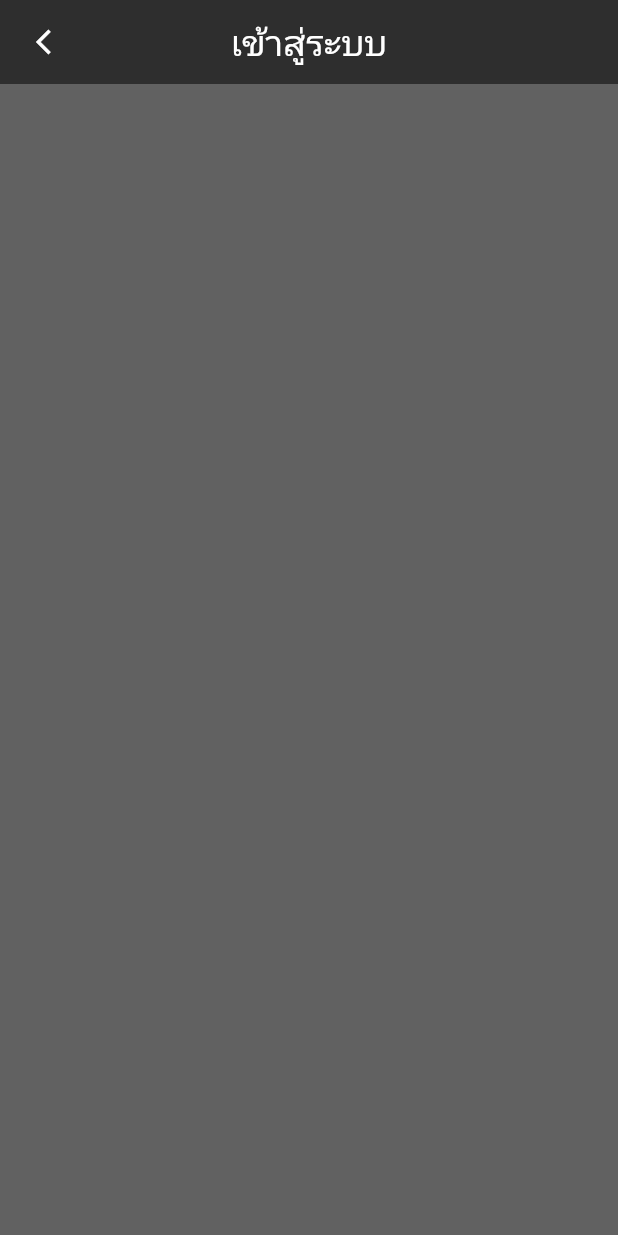
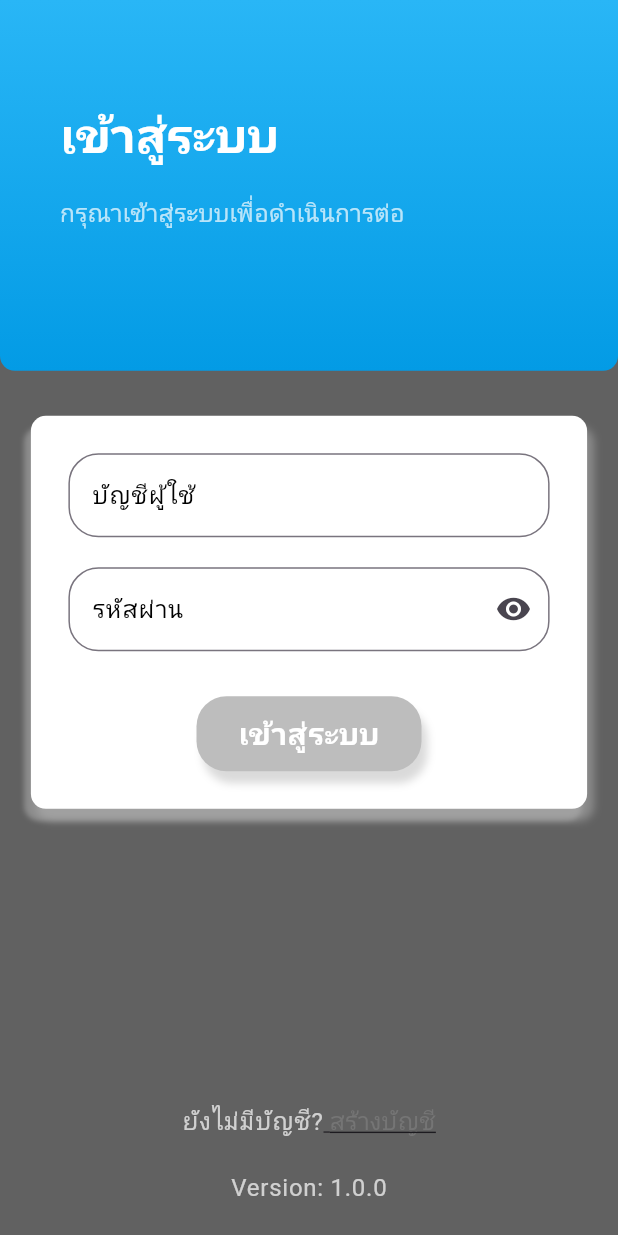
Before and after one commit to jaturonsangsiri/CaloriesBuddy, a Flutter app: the LoginPage screen opened directly, on a phone screen of 412 x 824 dp. Run offline on Flutter 3.47's test engine with Material 3 defaults, Android fonts, the phone set to English and light mode, and no system bars; our stand-ins replace awesome_snackbar_content, cached_network_image, dio, equatable, flutter_bloc, image_picker and 1 more; accounts and stored records are empty.

Commit message:
add user role and login route change

```diff
--- a/lib/app.dart
+++ b/lib/app.dart
@@ -1,3 +1,4 @@
+import 'package:calories_buddy/pages/login_page.dart';
 import 'package:flutter/material.dart';
 import 'package:flutter_bloc/flutter_bloc.dart';
 import 'package:calories_buddy/bloc/theme/theme_bloc.dart';
@@ -12,7 +13,7 @@ class App extends StatelessWidget {
   @override
   Widget build(BuildContext context) {
     // เรียกใช้เช็คขนาดหน้าจอเพื่อปรับ UI ตาม
-    Responsive.init(context);
+    Responsive().init(context);
 
     return BlocBuilder<ThemeBloc, ThemeState>(
       builder: (context, themeState) {
@@ -81,7 +82,7 @@ class App extends StatelessWidget {
           },
           //initialRoute: '/foodDetail',
           //routes: custom_route.Routes.getAll(),
-          home: HomePage(),
+          home: LoginPage(),
         );
       },
     );
--- a/lib/bloc/food/food_bloc.dart
+++ b/lib/bloc/food/food_bloc.dart
@@ -1,4 +1,3 @@
-import 'package:calories_buddy/models/food/food_response.dart';
 import 'package:calories_buddy/services/api_service.dart';
 import 'package:flutter_bloc/flutter_bloc.dart';
 import 'package:equatable/equatable.dart';
--- /dev/null
+++ b/lib/configs/version.dart
@@ -0,0 +1,5 @@
+class Versions {
+  static const String version = '1.0.0';
+  static const String description = 'Support for legacy machines';
+  static const String author = 'FangLy';
+}
--- a/lib/pages/login_page.dart
+++ b/lib/pages/login_page.dart
@@ -1,21 +1,134 @@
+import 'dart:math' as math;
+
+import 'package:calories_buddy/configs/version.dart';
+import 'package:calories_buddy/pages/register_page.dart';
+import 'package:calories_buddy/widgets/login/input.dart';
 import 'package:flutter/material.dart';
-import 'package:calories_buddy/widgets/system_widget_custom.dart';
 
 class LoginPage extends StatelessWidget {
   const LoginPage({super.key});
 
   @override
   Widget build(BuildContext context) {
-    Systemwidgetcustom systemwidgetcustom = Systemwidgetcustom();
     return Scaffold(
-      appBar: systemwidgetcustom.appBarCustom(context, 'เข้าสู่ระบบ', null, null),
-      body: Padding(
-        padding: const EdgeInsets.only(left: 15,right: 15,top: 20,bottom: 20),
-        child: Column(
-          crossAxisAlignment: CrossAxisAlignment.center,
-          children: [
-            //Circu
-          ],
+      body: SafeArea(
+        child: LayoutBuilder(
+          builder: (context, constraints) {
+            return SingleChildScrollView(
+              padding: EdgeInsets.only(bottom: MediaQuery.of(context).viewInsets.bottom),
+              child: ConstrainedBox(
+                constraints: BoxConstraints(minHeight: constraints.maxHeight),
+                child: IntrinsicHeight(
+                  child: Column(
+                    children: [
+                      // ส่วนหัว
+                      Container(
+                        height: MediaQuery.of(context).size.height * 0.30,
+                        width: double.infinity,
+                        decoration: BoxDecoration(
+                          gradient: LinearGradient(
+                            begin: Alignment.topCenter,
+                            end: Alignment.bottomCenter,
+                            colors: [
+                              Colors.lightBlue.shade400,
+                              Colors.lightBlue.shade600,
+                            ], // เพิ่มสีที่ 2 ให้ gradient
+                          ),
+                          borderRadius: const BorderRadius.only(
+                            bottomLeft: Radius.circular(10),
+                            bottomRight: Radius.circular(10),
+                          ),
+                        ),
+                        child: Padding(
+                          padding: const EdgeInsets.only(top: 70, left: 40),
+                          child: Column(
+                            crossAxisAlignment: CrossAxisAlignment.start,
+                            children: [
+                              Text(
+                                'เข้าสู่ระบบ',
+                                style: Theme.of(context).textTheme.headlineLarge?.copyWith(
+                                  color: Colors.white,
+                                  fontWeight: FontWeight.bold,
+                                ),
+                              ),
+                              const SizedBox(height: 20),
+                              Text(
+                                'กรุณาเข้าสู่ระบบเพื่อดำเนินการต่อ',
+                                style: Theme.of(context).textTheme.titleMedium?.copyWith(
+                                  color: Colors.white70,
+                                ),
+                              ),
+                            ],
+                          ),
+                        ),
+                      ),
+
+                      // ฟอร์ม
+                      Container(
+                        padding: const EdgeInsets.all(25),
+                        margin: const EdgeInsets.symmetric(vertical: 30),
+                        width: math.min(400, MediaQuery.of(context).size.width * 0.9),
+                        decoration: BoxDecoration(
+                          color: Colors.white,
+                          borderRadius: BorderRadius.circular(10),
+                          boxShadow: [
+                            BoxShadow(
+                              color: const Color.fromRGBO(181, 181, 181, 0.5),
+                              blurRadius: 4,
+                              offset: const Offset(4, 8)
+                            ),
+                            BoxShadow(
+                              color: const Color.fromRGBO(181, 181, 181, 0.5),
+                              blurRadius: 2,
+                              offset: const Offset(-4, 8)
+                            )
+                          ],
+                        ),
+                        child: const LoginForm(), // ตรวจสอบว่า LoginForm() มีอยู่จริง
+                      ),
+
+                      const Spacer(), // ดัน footer ไปด้านล่าง
+
+                      // ลิงก์ + เวอร์ชัน
+                      Column(
+                        children: [
+                          Row(
+                            mainAxisAlignment: MainAxisAlignment.center,
+                            children: [
+                              Text(
+                                'ยังไม่มีบัญชี?',
+                                style: Theme.of(context).textTheme.bodyLarge,
+                              ),
+                              GestureDetector(
+                                onTap: () => Navigator.push(
+                                  context,
+                                  MaterialPageRoute(builder: (_) => const RegisterPage())
+                                ),
+                                child: Text(
+                                  ' สร้างบัญชี',
+                                  style: TextStyle(
+                                    fontSize: 16,
+                                    color: Colors.grey.shade600,
+                                    decoration: TextDecoration.underline,
+                                  ),
+                                ),
+                              ),
+                            ],
+                          ),
+                          const SizedBox(height: 20),
+                          Text(
+                            'Version: ${Versions.version}',
+                            style: Theme.of(context).textTheme.bodyLarge,
+                          ),
+                          const SizedBox(height: 20),
+                        ],
+                      ),
+                    ],
+                  ),
+                ),
+              ),
+            );
+          },
         ),
       ),
     );
--- a/lib/pages/notification_page.dart
+++ b/lib/pages/notification_page.dart
@@ -103,7 +103,7 @@ class _NotificationPageState extends State<NotificationPage> with SingleTickerPr
       child: Scaffold(
         appBar: systemwidgetcustom.appBarCustom(context, 'แจ้งเตือน', [
             IconButton(
-              icon: Icon(Icons.done_all, color: Colors.white, size: Responsive.isTablet ? 35 : 25),
+              icon: Icon(Icons.done_all, color: Colors.white, size: Responsive().isTablet ? 35 : 25),
               onPressed: unreadNotifications.isNotEmpty ? _markAllAsRead : null,
               tooltip: 'อ่านทั้งหมด',
             ),
@@ -121,7 +121,7 @@ class _NotificationPageState extends State<NotificationPage> with SingleTickerPr
                     indicator: BoxDecoration(color: themeState.themeApp? Colors.black45 : Colors.blueGrey[700],  borderRadius: BorderRadius.circular(4), border: Border.all(color: greyOne, width: 1)),
                     labelColor: Colors.white70,
                     unselectedLabelColor: themeState.themeApp? Colors.white : Colors.white54,
-                    labelStyle:  Responsive.isTablet ? TextTheme.of(context).titleLarge : TextTheme.of(context).titleMedium,
+                    labelStyle:  Responsive().isTablet ? TextTheme.of(context).titleLarge : TextTheme.of(context).titleMedium,
                     tabs: [
                       Tab(
                         child: Row(
--- /dev/null
+++ b/lib/widgets/login/input.dart
@@ -0,0 +1,158 @@
+import 'package:awesome_snackbar_content/awesome_snackbar_content.dart';
+import 'package:calories_buddy/contants/contants.dart';
+import 'package:calories_buddy/services/api_service.dart';
+import 'package:calories_buddy/widgets/system_widget_custom.dart';
+import 'package:calories_buddy/widgets/utils/snackbar.dart';
+import 'package:flutter/material.dart';
+import 'package:calories_buddy/configs/routes.dart' as custom_route;
+
+class LoginForm extends StatefulWidget {
+  const LoginForm({super.key});
+
+  @override
+  State<LoginForm> createState() => _InputFormState();
+}
+
+class _InputFormState extends State<LoginForm> {
+  // ---------- ประกาศตัวแปร ----------
+  // key ของตัวกรอกผู้ใช้และรหัสผ่าน
+  final _formKey = GlobalKey<FormState>();
+
+  // controllers form
+  TextEditingController usernameController = TextEditingController();
+  TextEditingController passwordController = TextEditingController();
+  // user pass focus node
+  FocusNode userFocus = FocusNode();
+  FocusNode passFocus = FocusNode();
+
+  // ตัวเช็คตัวเปิดมองเห็นรหัสผ่าน
+  bool isShowPass = true;
+  // Widget System Custom
+  final Systemwidgetcustom systemwidgetcustom = Systemwidgetcustom();
+  final APIService apiService = APIService();
+
+  // ------------- ฟังก์ชั่นกดแสดงรหัสผ่าน ------------
+  void togglePassword() {
+    setState(() {
+      isShowPass = !isShowPass;
+      // เช็คถ้ายังกดอยู่กับช่องใส่รหัสผ่านจะไม่ทำอะไร
+      if (passFocus.hasPrimaryFocus) return;
+      // ป้องกันการกดปุ่มก่อนเวลา
+      passFocus.canRequestFocus = false;
+    });
+  }
+
+  // ------------- ฟังก์ชั่นกดปุ่มเข้าสู๋ระบบ ------------
+  void login() async {
+    _unfocus();
+    systemwidgetcustom.loadingWidget(context);
+
+    if (_formKey.currentState!.validate()) {
+      _formKey.currentState!.save();
+
+      if (usernameController.text.isEmpty || passwordController.text.isEmpty) {
+        ShowSnackbar.snackbar(ContentType.failure, "ผิดพลาด", "โปรดกรอกข้อมูลให้ครบถ้วน");
+        Navigator.pop(context);
+        return;
+      }
+
+      // เช็คชื่อผู้ใช้และรหัสผ่าน
+      try {
+        final user = await apiService.checkLogin(usernameController.text, passwordController.text);
+        ShowSnackbar.snackbar(ContentType.success, "แจ้งเตือน", "ยินดีต้อนรับคุณ ${user.data!.name}");
+
+        setState(() {
+          usernameController.clear();
+          passwordController.clear();
+
+          // ปิดโหลดดิ้ง
+          Navigator.pop(context);
+          Navigator.pushNamedAndRemoveUntil(context, custom_route.Routes.home, (route) => false);
+        });
+      } on Exception catch (e) {
+        setState(() {
+          // ปิดโหลดดิ้ง
+          Navigator.pop(context);
+          ShowSnackbar.snackbar(ContentType.failure, "ผิดพลาด", e.toString());
+        });
+      }
+    }
+  }
+
+  // ------------- ยกเลิก focus ช่องกรอกข้อมูล -------------
+  void _unfocus() {
+    userFocus.unfocus();
+    passFocus.unfocus();
+  }
+
+  // ------------- ฟังก์ชั่นเคลียร์คอนโทรเลอร์ -------------
+  @override
+  void dispose() {
+    usernameController.dispose();
+    passwordController.dispose();
+    userFocus.dispose();
+    passFocus.dispose();
+    super.dispose();
+  }
+
+  @override
+  Widget build(BuildContext context) {
+    return Form(
+      key: _formKey,
+      child: Column(
+        children: [
+          TextFormField(
+            style: TextStyle(color: Colors.black),
+            decoration: InputDecoration(
+              hintText: 'บัญชีผู้ใช้',
+              hintStyle: TextStyle(color: Colors.black),
+              border: OutlineInputBorder(borderRadius: BorderRadius.circular(20)),
+              focusedBorder: OutlineInputBorder(borderRadius: BorderRadius.circular(20), borderSide: BorderSide(color: buttonColor1)),
+            ),
+            controller: usernameController,
+            focusNode: userFocus,
+          ),
+          const SizedBox(height: 20),
+          TextFormField(
+            style: TextStyle(color: Colors.black),
+            decoration: InputDecoration(
+              hintText: 'รหัสผ่าน',
+              hintStyle: TextStyle(color: Colors.black),
+              border: OutlineInputBorder(borderRadius: BorderRadius.circular(20)),
+              suffixIcon: GestureDetector(
+                onTap: togglePassword,
+                child: isShowPass ? Icon(Icons.visibility) : Icon(Icons.visibility_off),
+              ),
+              focusedBorder: OutlineInputBorder(borderRadius: BorderRadius.circular(20), borderSide: BorderSide(color: buttonColor1)),
+            ),
+            obscureText: isShowPass,
+            controller: passwordController,
+            focusNode: passFocus,
+          ),
+          const SizedBox(height: 30),
+
+          // ปุ่มเข้าสู่ระบบ
+          Row(
+            mainAxisAlignment: MainAxisAlignment.center,
+            children: [
+              GestureDetector(
+                onTap: login,
+                child: Container(
+                  width: 150,
+                  height: 50,
+                  decoration: BoxDecoration(
+                    color: greyTwo,
+                    borderRadius: BorderRadius.circular(20),
+                    boxShadow: [BoxShadow(color: Color.fromRGBO(181, 181, 181, 0.5), blurRadius: 4,offset: Offset(4, 8)),
+                    ],
+                  ),
+                  child: Center(child: Text('เข้าสู่ระบบ', style: TextStyle(fontSize: 20, color: Colors.white, fontWeight: FontWeight.bold))),
+                ),
+              ),
+            ],
+          ),
+        ],
+      ),
+    );
+  }
+}
--- a/lib/widgets/utils/respone.dart
+++ b/lib/widgets/utils/respone.dart
@@ -1,11 +1,11 @@
 import 'package:flutter/material.dart';
 
 class Responsive {
-  static late bool isTablet;
-  static late double width;
-  static late double height;
+  bool isTablet = false;
+  double width = 0;
+  double height = 0;
 
-  static void init(BuildContext context) {
+  void init(BuildContext context) {
     final mediaQuery = MediaQuery.of(context);
     isTablet = mediaQuery.size.width > 700 ? true : false;
     width = mediaQuery.size.width;
```
Also changed, not shown: lib/models/login.dart (+4 -4 lines), lib/pages/exercise_page.dart (+4 -4 lines), lib/pages/register_page.dart (added, +103 -0 lines), lib/services/api_service.dart (+19 -1 lines), lib/widgets/home/header.dart (+6 -6 lines), lib/widgets/notification_widget.dart (+4 -4 lines), lib/widgets/profile/change_profile.dart (+6 -6 lines), lib/widgets/profile/input.dart (+5 -5 lines), lib/widgets/register/input.dart (added, +172 -0 lines), lib/widgets/utils/snackbar.dart (added, +19 -0 lines).
